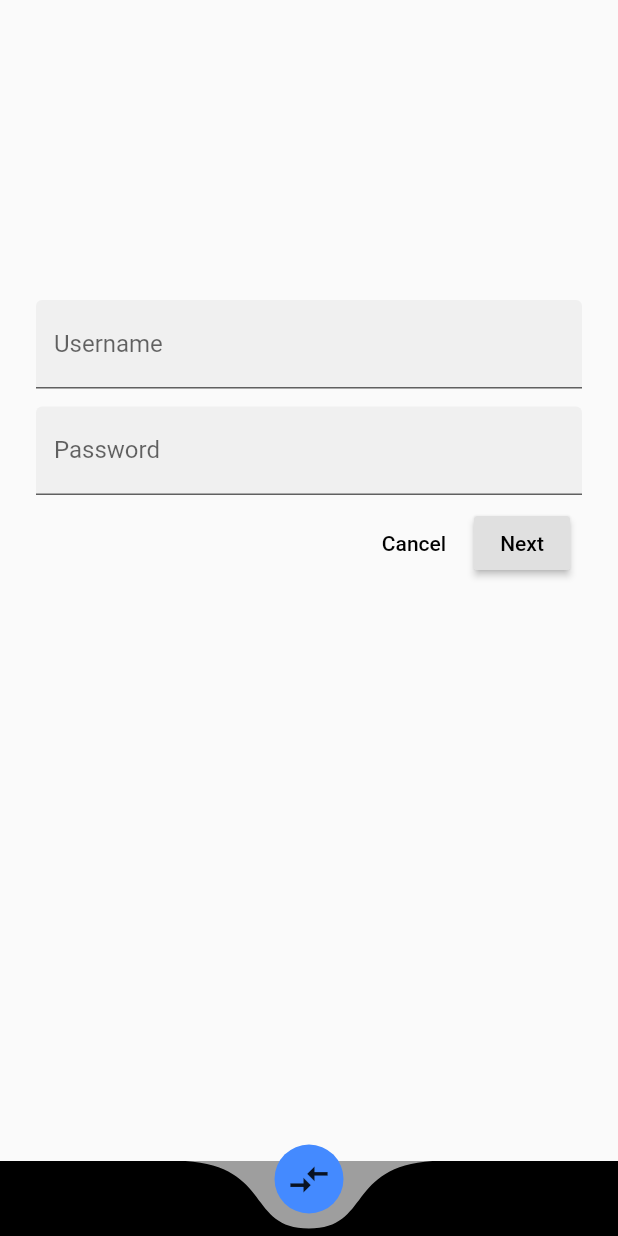
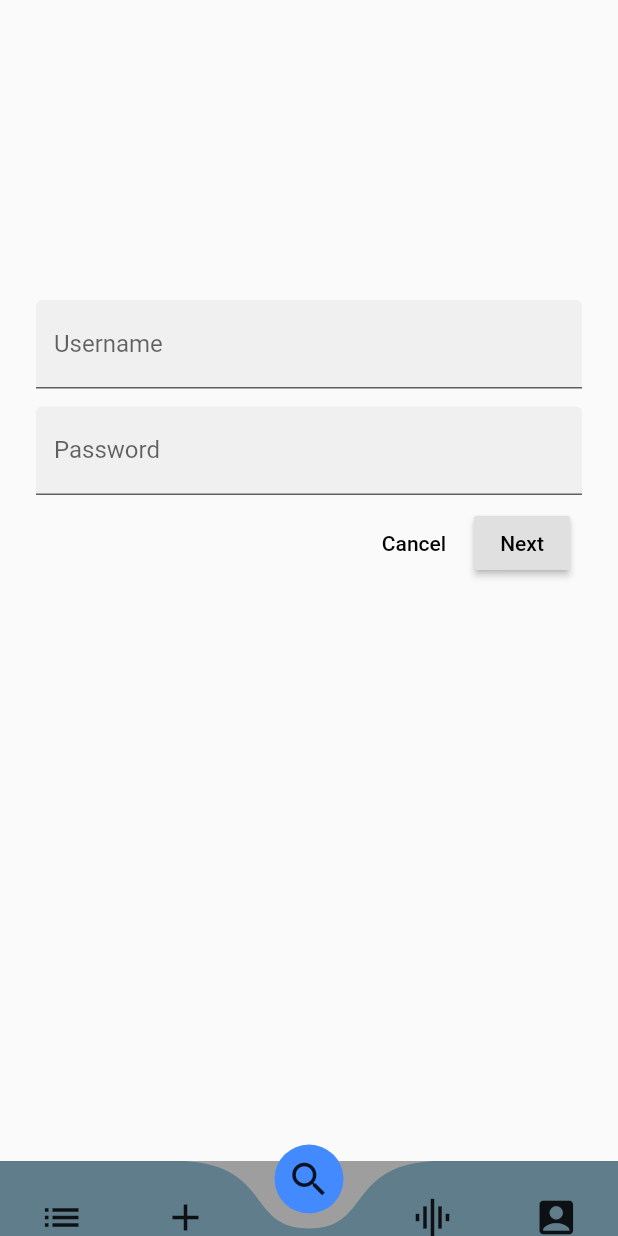
Before and after one commit to AitorSoto/Proyecto-Flutter-TodoList, a Flutter app: the screen it shows after launch, item 3 of the bottom bar chosen, on a phone screen of 412 x 824 dp. Run offline on Flutter 3.47's test engine with Material 2 defaults, Android fonts, the phone set to English and light mode, and no system bars; drawn by our look-alikes of curved_navigation_bar; our stand-ins replace flutter_datetime_picker, flutter_local_notifications, sqflite; missing offline and left inert: dart:ffi, giffy_dialog, search_app_bar, slide_popup_dialog; accounts and stored records are empty.

Commit message:
Cambios importantes: Notificacion por hora hecha con pickers incluidos, mensajes de error y success. Arreglado el tema de colores al cambiar al dark mode y a light mode, cambiado algunos iconos de la barra principal

```diff
--- /dev/null
+++ b/lib/Screens/searchpage.dart
@@ -0,0 +1,53 @@
+import 'package:flutter/material.dart';
+
+class SearchPage extends StatefulWidget {
+  @override
+  _SearchPageState createState() => _SearchPageState();
+}
+
+class _SearchPageState extends State<SearchPage> {
+  @override
+  Widget build(BuildContext context) {
+    return Scaffold(
+      body: SafeArea(
+        child: ListView(
+          padding: EdgeInsets.symmetric(horizontal: 24.0),
+          children: <Widget>[
+            SizedBox(height: 80.0),
+
+            //*Username starts here
+            SizedBox(height: 120.0),
+            TextField(
+              decoration: InputDecoration(
+                labelText: 'Username',
+                filled: true,
+              ),
+            ),
+
+            //*Password starts here
+            SizedBox(height: 12.0),
+            TextField(
+              decoration: InputDecoration(
+                labelText: 'Password',
+                filled: true,
+              ),
+              obscureText: true,
+            ),
+            ButtonBar(
+              children: <Widget>[
+                FlatButton(
+                  child: Text('Cancel'),
+                  onPressed: () {},
+                ),
+                RaisedButton(
+                  child: Text('Next'),
+                  onPressed: () {},
+                )
+              ],
+            )
+          ],
+        ),
+      ),
+    );
+  }
+}
--- a/lib/Screens/todomain.dart
+++ b/lib/Screens/todomain.dart
@@ -1,5 +1,6 @@
 import 'package:TodosApp/Screens/todolist.dart';
 import 'package:flutter/material.dart';
+import 'package:search_app_bar/search_app_bar.dart';
 
 class TodoMain extends StatelessWidget {
   // This widget is the root of your application
@@ -7,7 +8,6 @@ class TodoMain extends StatelessWidget {
   @override
   Widget build(BuildContext context) {
     return MaterialApp(
-      title: 'Todos',
       theme: ThemeData(),
       darkTheme: ThemeData.dark(),
       home: MyHomePage(title: 'Todos'),
--- a/lib/main.dart
+++ b/lib/main.dart
@@ -1,4 +1,4 @@
-import 'package:TodosApp/Screens/loginpage.dart';
+import 'package:TodosApp/Screens/searchpage.dart';
 import 'package:TodosApp/Screens/todosettings.dart';
 import 'package:flutter/material.dart';
 import 'package:curved_navigation_bar/curved_navigation_bar.dart';
@@ -20,7 +20,7 @@ class _BottomNavBarState extends State<BottomNavBar> {
   TodoMain todoMain = TodoMain();
   final TodoDetail todoDetail = TodoDetail(Todo('', 3, ''));
   final TodoSettings todoSettings = TodoSettings();
-  final LoginPage loginPage = LoginPage();
+  final SearchPage searchPage = SearchPage();
 
   Widget _showPage = new TodoMain();
   Widget _pageChooser(int page) {
@@ -32,7 +32,7 @@ class _BottomNavBarState extends State<BottomNavBar> {
         return todoDetail;
         break;
       case 2:
-        return loginPage;
+        return searchPage;
         break;
       case 4:
         return todoSettings;
@@ -61,11 +61,11 @@ class _BottomNavBarState extends State<BottomNavBar> {
               items: <Widget>[
                 Icon(Icons.list, size: 30),
                 Icon(Icons.add, size: 30),
-                Icon(Icons.compare_arrows, size: 30),
-                Icon(Icons.call_split, size: 30),
-                Icon(Icons.perm_identity, size: 30),
+                Icon(Icons.search, size: 30),
+                Icon(Icons.graphic_eq, size: 30),
+                Icon(Icons.account_box, size: 30),
               ],
-              color: Colors.black,
+              color: Colors.blueGrey,
               buttonBackgroundColor: Colors.blueAccent,
               backgroundColor: Colors.grey,
               animationCurve: Curves.easeInOut,
```
Also changed, not shown: lib/Screens/tododetail.dart (+117 -59 lines), lib/Screens/todolist.dart (+21 -43 lines), lib/Util/custompicker.dart (added, +76 -0 lines), lib/Util/notificationmanager.dart (added, +64 -0 lines), pubspec.yaml (+7 -2 lines), pubspec.lock, 4 other files.
